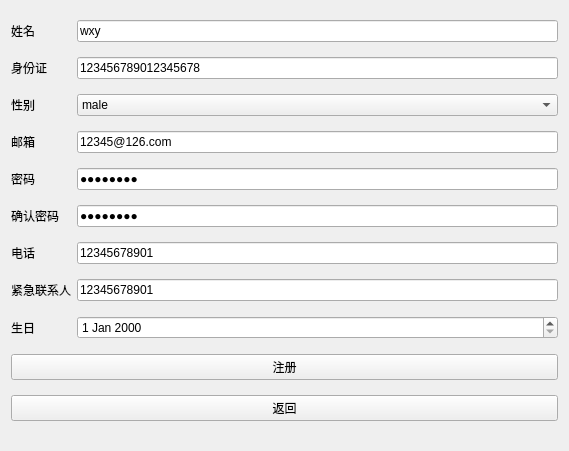
This is src/patient-client/src/patientregister.ui in bit-cs-practicing/MedicalIntelligence as Qt 5 draws it before an edit. The edited form follows.
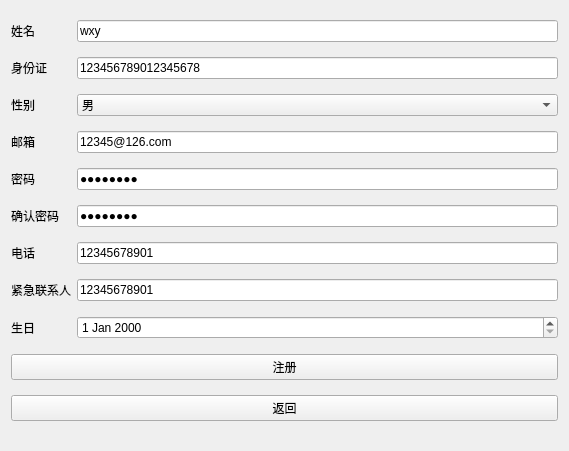
This is the edited form.

```diff
--- a/src/patient-client/src/patientregister.ui
+++ b/src/patient-client/src/patientregister.ui
@@ -115,7 +115,7 @@
     <widget class="QComboBox" name="gender">
      <item>
       <property name="text">
-       <string>male</string>
+       <string>男</string>
       </property>
      </item>
      <item>
```
Left out of the diff: 2 changed lines with no effect on the pictures.
